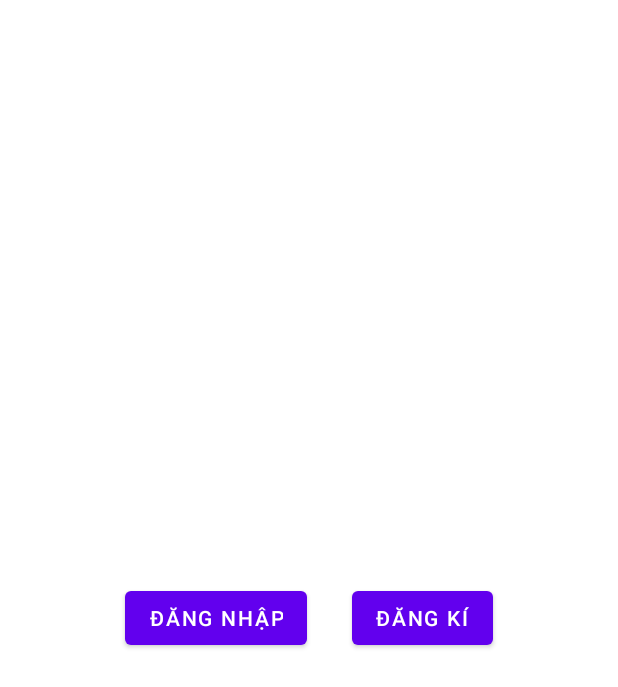
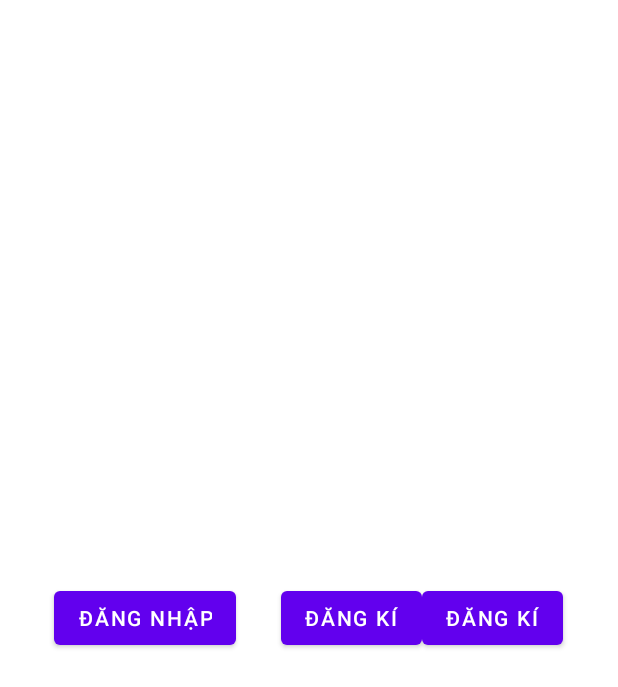
Before and after one commit to huyfpl/quanlythoitrang, an Android app: the layout fragment_acc.xml on its own in the app's theme, with its tools: preview values and no code run, on a phone screen of 412 x 824 dp. Shown: the top 687 px of the screen. Run offline under Robolectric (Android 15) with nearby library versions, the phone set to English and light mode, and no system bars; Roboto replaces fonts that are not available here.

Commit message:
dangky_dangnhap

```diff
--- a/app/src/main/res/layout/fragment_acc.xml
+++ b/app/src/main/res/layout/fragment_acc.xml
@@ -18,5 +18,10 @@
         android:layout_width="wrap_content"
         android:layout_height="wrap_content"
         android:text="Đăng kí"/>
+    <Button
+        android:id="@+id/btnThongtin"
+        android:layout_width="wrap_content"
+        android:layout_height="wrap_content"
+        android:text="Đăng kí"/>
 
 </LinearLayout>
```
